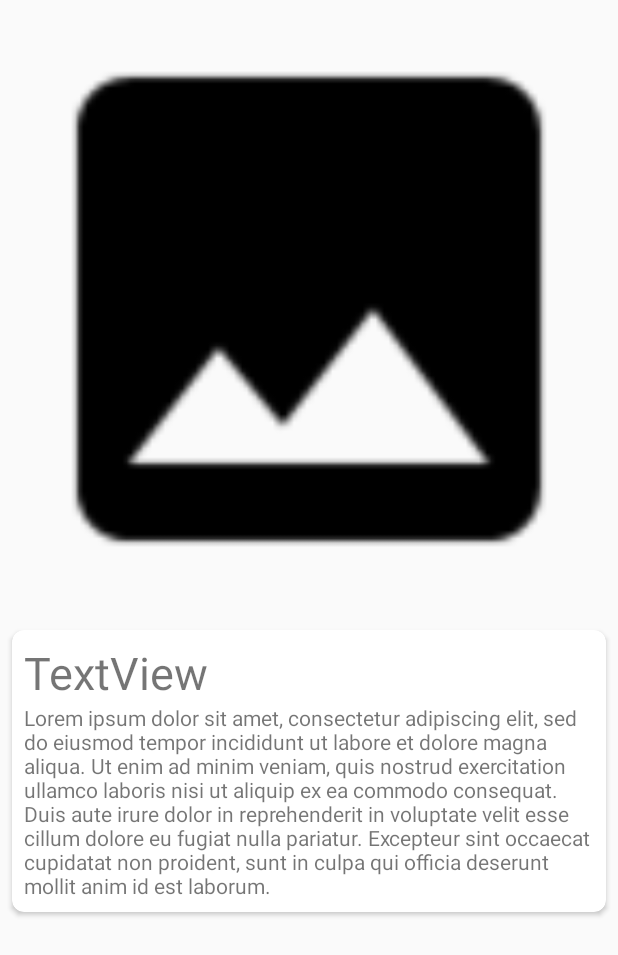
After one commit to ryanhossain9797/my-game-list, an Android app: the layout game_details.xml on its own in the app's theme, with its tools: preview values and no code run, on a phone screen of 412 x 824 dp. The commit adds this screen. Shown: the top 955 px of the screen. Run offline under Robolectric (Android 15) with nearby library versions, the phone set to English and light mode, and no system bars.

Commit message:
Finish recyclerview adapter for details screen

```diff
--- a/app/src/main/java/com/example/mygamelist/DetailsActivity.kt
+++ b/app/src/main/java/com/example/mygamelist/DetailsActivity.kt
@@ -9,6 +9,7 @@ import com.squareup.picasso.Picasso
 
 import kotlinx.android.synthetic.main.activity_details.*
 import kotlinx.android.synthetic.main.content_details.*
+import kotlinx.android.synthetic.main.game_details.*
 import org.json.JSONException
 
 class DetailsActivity : AppCompatActivity(),OnSingleDataAvailableRecepient,OnDownloadCompleteRecepient{
--- /dev/null
+++ b/app/src/main/res/layout/game_details.xml
@@ -0,0 +1,45 @@
+<?xml version="1.0" encoding="utf-8"?>
+<LinearLayout android:layout_width="match_parent"
+    android:layout_height="wrap_content"
+    xmlns:app="http://schemas.android.com/apk/res-auto"
+    android:orientation="vertical"
+    xmlns:android="http://schemas.android.com/apk/res/android">
+
+    <ImageView
+        android:id="@+id/game_photo_details"
+        android:layout_width="match_parent"
+        android:layout_height="wrap_content"
+        android:adjustViewBounds="true"
+        android:contentDescription="@string/game_picture"
+        android:transitionName="@string/transition_tag"
+        app:srcCompat="@drawable/placeholder" />
+
+    <androidx.cardview.widget.CardView
+        android:id="@+id/info_card_details"
+        android:layout_width="match_parent"
+        android:layout_height="match_parent"
+        android:layout_margin="8dp"
+        app:cardBackgroundColor="#FFFFFF"
+        app:cardCornerRadius="8dp"
+        app:contentPadding="8dp">
+
+        <LinearLayout
+            android:layout_width="match_parent"
+            android:layout_height="match_parent"
+            android:orientation="vertical">
+
+            <TextView
+                android:id="@+id/title_details"
+                android:layout_width="match_parent"
+                android:layout_height="wrap_content"
+                android:text="TextView"
+                android:textSize="30sp" />
+
+            <TextView
+                android:id="@+id/content_details"
+                android:layout_width="match_parent"
+                android:layout_height="wrap_content"
+                android:text="@string/lorem_ipsum" />
+        </LinearLayout>
+    </androidx.cardview.widget.CardView>
+</LinearLayout>
```
Also changed, not shown: app/src/main/java/com/example/mygamelist/EntryRecyclerViewAdapter.kt (+5 -6 lines), app/src/main/java/com/example/mygamelist/SubEntryModel.kt (added, +36 -0 lines), app/src/main/java/com/example/mygamelist/SubEntryRecyclerViewAdapter.kt (added, +82 -0 lines), app/src/main/res/layout/comment_entry.xml (added, +19 -0 lines), app/src/main/res/layout/content_details.xml (+1 -43 lines).
